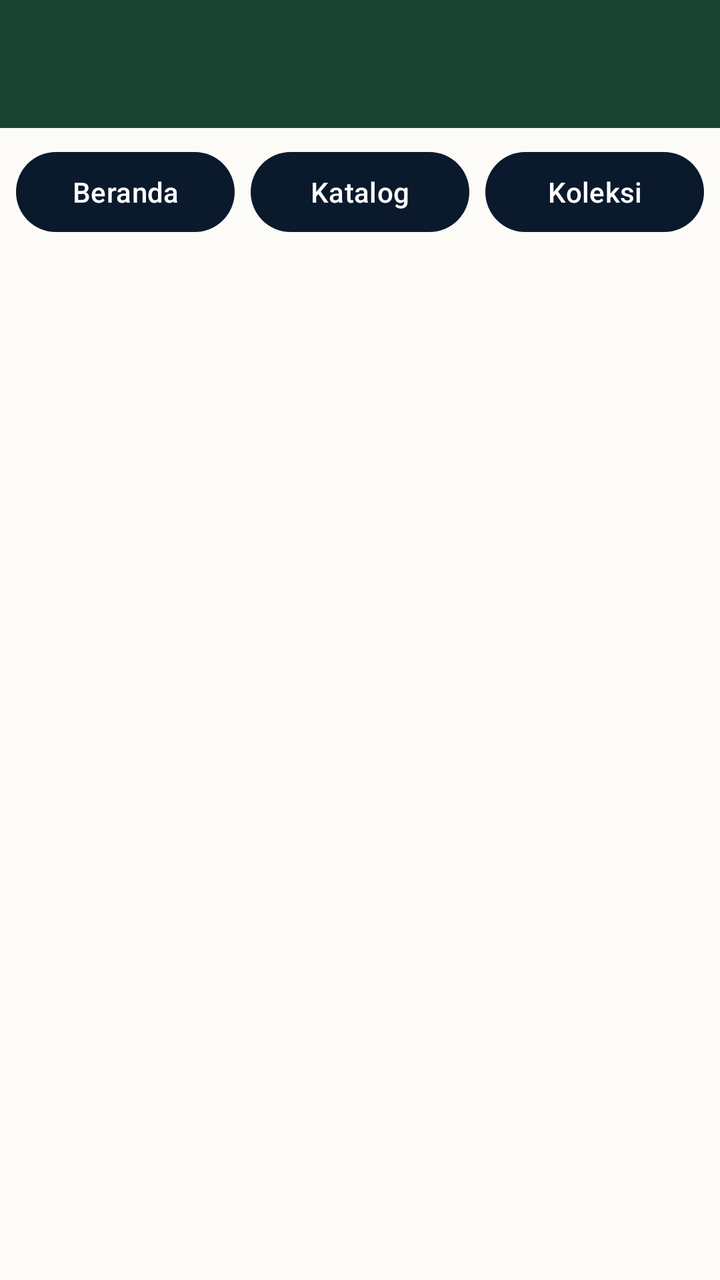
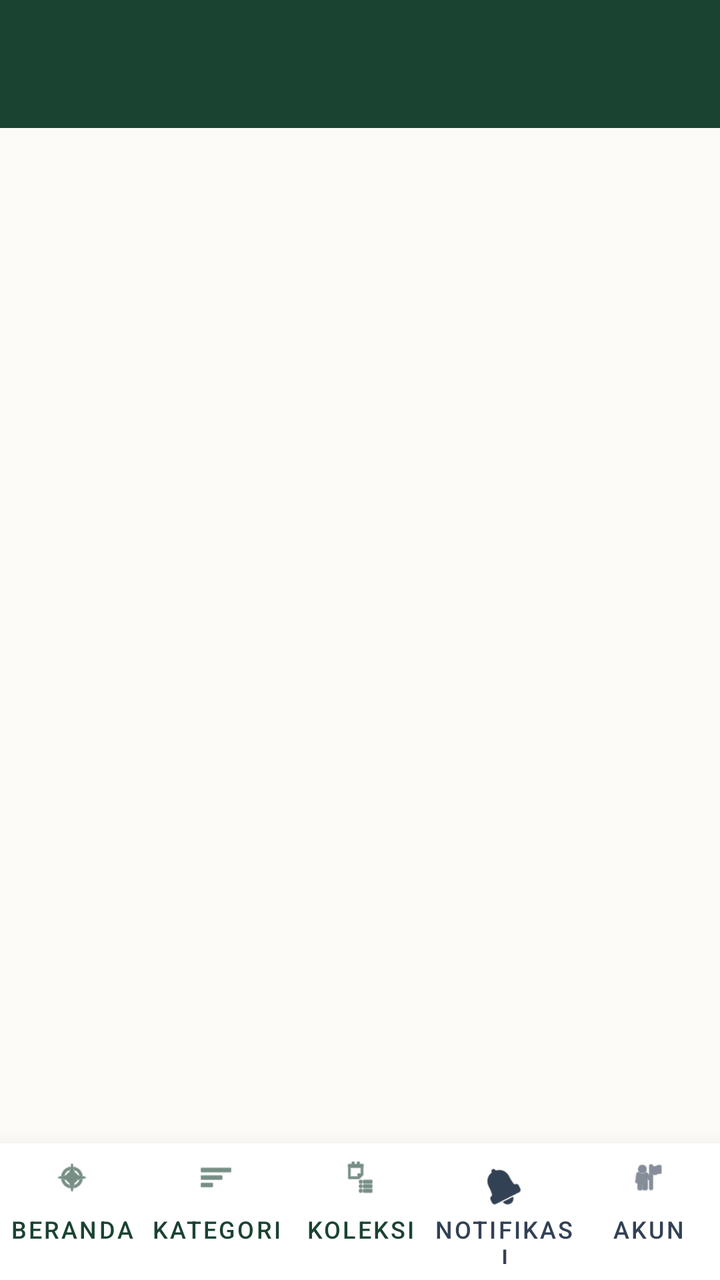

The first picture is an Android layout as it rendered before a commit; the second is the same layout after the commit. The layout source and the unified diff follow.
<!-- AndroidManifest.xml: application theme Theme.PerpustakaanMobile -->
<!-- res/layout/activity_main.xml -->
<?xml version="1.0" encoding="utf-8"?>
<LinearLayout xmlns:android="http://schemas.android.com/apk/res/android"
    xmlns:app="http://schemas.android.com/apk/res-auto"
    xmlns:tools="http://schemas.android.com/tools"
    android:id="@+id/main"
    android:layout_width="match_parent"
    android:layout_height="match_parent"
    android:orientation="vertical"
    android:background="@color/BackgroundWarmPaper"
    tools:context=".MainActivity">

    <com.google.android.material.appbar.AppBarLayout
        android:layout_width="match_parent"
        android:layout_height="wrap_content">

        <androidx.appcompat.widget.Toolbar
            android:id="@+id/toolbar"
            android:layout_width="match_parent"
            android:layout_height="?attr/actionBarSize"
            android:background="@color/PrimaryForest"
            app:titleTextColor="@color/White"
            app:subtitleTextColor="@color/White"
            app:popupTheme="@style/ThemeOverlay.AppCompat.Light"
            app:theme="@style/ThemeOverlay.AppCompat.Dark.ActionBar" />
    </com.google.android.material.appbar.AppBarLayout>

    <LinearLayout
        android:layout_width="match_parent"
        android:layout_height="wrap_content"
        android:orientation="horizontal"
        android:weightSum="3"
        android:padding="8dp">

        <com.google.android.material.button.MaterialButton
            android:id="@+id/btnBeranda"
            android:layout_width="0dp"
            android:layout_height="wrap_content"
            android:layout_weight="1"
            android:text="Beranda"
            android:layout_marginEnd="4dp"
            app:backgroundTint="@color/PrimaryNavy"/>

        <com.google.android.material.button.MaterialButton
            android:id="@+id/btnKatalog"
            android:layout_width="0dp"
            android:layout_height="wrap_content"
            android:layout_weight="1"
            android:text="Katalog"
            android:layout_marginHorizontal="4dp"
            app:backgroundTint="@color/PrimaryNavy"/>

        <com.google.android.material.button.MaterialButton
            android:id="@+id/btnKoleksi"
            android:layout_width="0dp"
            android:layout_height="wrap_content"
            android:layout_weight="1"
            android:text="Koleksi"
            android:layout_marginStart="4dp"
            app:backgroundTint="@color/PrimaryNavy"/>

    </LinearLayout>

    <FrameLayout
        android:id="@+id/fragment_container"
        android:layout_width="match_parent"
        android:layout_height="0dp"
        android:layout_weight="1" />

</LinearLayout>
<!-- resources referenced by this layout -->
<resources>
  <color name="BackgroundWarmPaper">#FDFBF7</color>
  <color name="PrimaryForest">#1B4332</color>
  <color name="PrimaryNavy">#0B192C</color>
  <color name="White">#FFFFFF</color>
  <style name="Theme.PerpustakaanMobile" parent="Base.Theme.PerpustakaanMobile" />
  <style name="Base.Theme.PerpustakaanMobile" parent="Theme.Material3.DayNight.NoActionBar">
          
          
      </style>
</resources>

<!-- the commit's change to res/layout/activity_main.xml (unified diff, before → after) -->
@@ -1,17 +1,18 @@
 <?xml version="1.0" encoding="utf-8"?>
-<LinearLayout xmlns:android="http://schemas.android.com/apk/res/android"
+<RelativeLayout xmlns:android="http://schemas.android.com/apk/res/android"
     xmlns:app="http://schemas.android.com/apk/res-auto"
     xmlns:tools="http://schemas.android.com/tools"
     android:id="@+id/main"
     android:layout_width="match_parent"
     android:layout_height="match_parent"
-    android:orientation="vertical"
     android:background="@color/BackgroundWarmPaper"
     tools:context=".MainActivity">
 
     <com.google.android.material.appbar.AppBarLayout
+        android:id="@+id/appBarLayout"
         android:layout_width="match_parent"
-        android:layout_height="wrap_content">
+        android:layout_height="wrap_content"
+        android:layout_alignParentTop="true">
 
         <androidx.appcompat.widget.Toolbar
             android:id="@+id/toolbar"
@@ -24,46 +25,108 @@
             app:theme="@style/ThemeOverlay.AppCompat.Dark.ActionBar" />
     </com.google.android.material.appbar.AppBarLayout>
 
+    <FrameLayout
+        android:id="@+id/fragment_container"
+        android:layout_width="match_parent"
+        android:layout_height="match_parent"
+        android:layout_below="@id/appBarLayout"
+        android:layout_above="@id/bottomNavWrapper" />
+
     <LinearLayout
+        android:id="@+id/bottomNavWrapper"
         android:layout_width="match_parent"
         android:layout_height="wrap_content"
+        android:layout_alignParentBottom="true"
         android:orientation="horizontal"
-        android:weightSum="3"
-        android:padding="8dp">
+        android:weightSum="5"
+        android:background="#FFFFFF"
+        android:elevation="16dp"
+        android:paddingTop="8dp"
+        android:paddingBottom="8dp">
 
         <com.google.android.material.button.MaterialButton
             android:id="@+id/btnBeranda"
+            style="@style/Widget.MaterialComponents.Button.TextButton"
             android:layout_width="0dp"
             android:layout_height="wrap_content"
             android:layout_weight="1"
             android:text="Beranda"
-            android:layout_marginEnd="4dp"
-            app:backgroundTint="@color/PrimaryNavy"/>
+            android:textSize="12sp"
+            app:icon="@android:drawable/ic_menu_compass"
+            app:iconGravity="top"
+            app:iconTint="#1B4332"
+            android:textColor="#1B4332"
+            android:insetTop="0dp"
+            android:insetBottom="0dp"
+            android:padding="0dp"
+            tools:ignore="HardcodedText" />
 
         <com.google.android.material.button.MaterialButton
             android:id="@+id/btnKatalog"
+            style="@style/Widget.MaterialComponents.Button.TextButton"
             android:layout_width="0dp"
             android:layout_height="wrap_content"
             android:layout_weight="1"
-            android:text="Katalog"
-            android:layout_marginHorizontal="4dp"
-            app:backgroundTint="@color/PrimaryNavy"/>
+            android:text="Kategori"
+            android:textSize="12sp"
+            app:icon="@android:drawable/ic_menu_sort_by_size"
+            app:iconGravity="top"
+            app:iconTint="#1B4332"
+            android:textColor="#1B4332"
+            android:insetTop="0dp"
+            android:insetBottom="0dp"
+            android:padding="0dp"
+            tools:ignore="HardcodedText" />
 
         <com.google.android.material.button.MaterialButton
             android:id="@+id/btnKoleksi"
+            style="@style/Widget.MaterialComponents.Button.TextButton"
             android:layout_width="0dp"
             android:layout_height="wrap_content"
             android:layout_weight="1"
             android:text="Koleksi"
-            android:layout_marginStart="4dp"
-            app:backgroundTint="@color/PrimaryNavy"/>
+            android:textSize="12sp"
+            app:icon="@android:drawable/ic_menu_agenda"
+            app:iconGravity="top"
+            app:iconTint="#1B4332"
+            android:textColor="#1B4332"
+            android:insetTop="0dp"
+            android:insetBottom="0dp"
+            android:padding="0dp"
+            tools:ignore="HardcodedText" />
 
+        <com.google.android.material.button.MaterialButton
+            android:id="@+id/btnNotifikasi"
+            style="@style/Widget.MaterialComponents.Button.TextButton"
+            android:layout_width="0dp"
+            android:layout_height="wrap_content"
+            android:layout_weight="1"
+            android:text="Notifikasi"
+            android:textSize="12sp"
+            app:icon="@android:drawable/ic_popup_reminder"
+            app:iconGravity="top"
+            app:iconTint="#334155"
+            android:textColor="#334155"
+            android:insetTop="0dp"
+            android:insetBottom="0dp"
+            android:padding="0dp"
+            tools:ignore="HardcodedText" />
+
+        <com.google.android.material.button.MaterialButton
+            android:id="@+id/btnAkun"
+            style="@style/Widget.MaterialComponents.Button.TextButton"
+            android:layout_width="0dp"
+            android:layout_height="wrap_content"
+            android:layout_weight="1"
+            android:text="Akun"
+            android:textSize="12sp"
+            app:icon="@android:drawable/ic_menu_myplaces"
+            app:iconGravity="top"
+            app:iconTint="#334155"
+            android:textColor="#334155"
+            android:insetTop="0dp"
+            android:insetBottom="0dp"
+            android:padding="0dp"
+            tools:ignore="HardcodedText" />
     </LinearLayout>
-
-    <FrameLayout
-        android:id="@+id/fragment_container"
-        android:layout_width="match_parent"
-        android:layout_height="0dp"
-        android:layout_weight="1" />
-
-</LinearLayout>
+</RelativeLayout>
<!-- resource entries referenced after the edit -->
@@ -2,7 +2,6 @@
 <resources>
   <color name="BackgroundWarmPaper">#FDFBF7</color>
   <color name="PrimaryForest">#1B4332</color>
-  <color name="PrimaryNavy">#0B192C</color>
   <color name="White">#FFFFFF</color>
   <style name="Theme.PerpustakaanMobile" parent="Base.Theme.PerpustakaanMobile" />
   <style name="Base.Theme.PerpustakaanMobile" parent="Theme.Material3.DayNight.NoActionBar">
